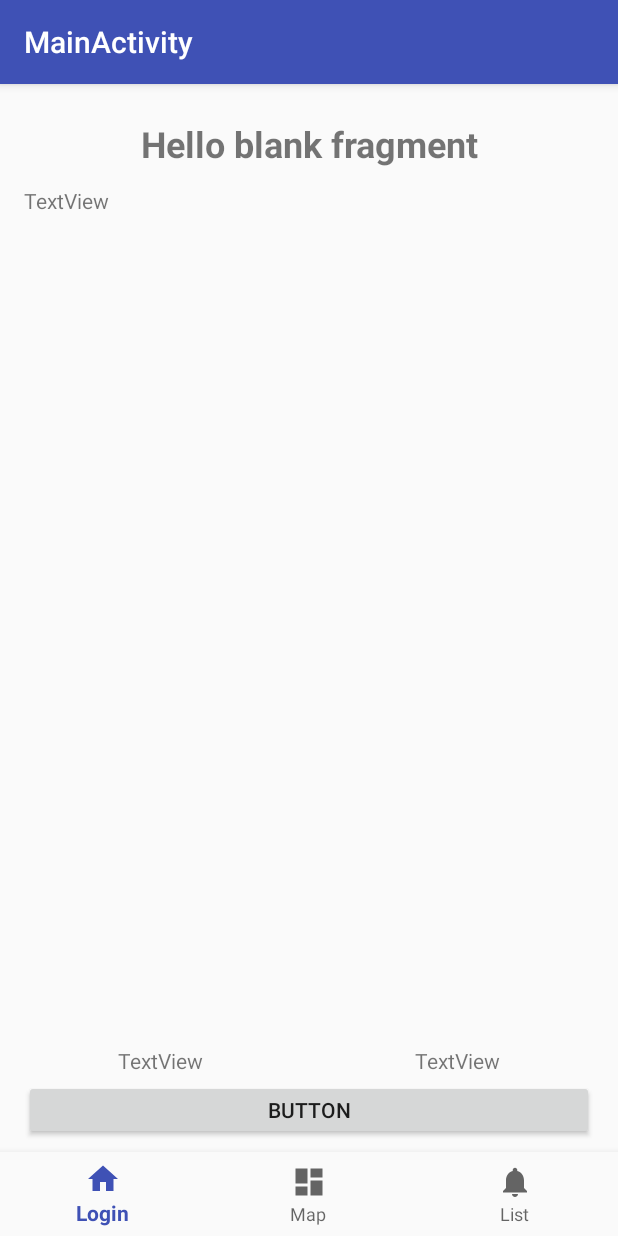
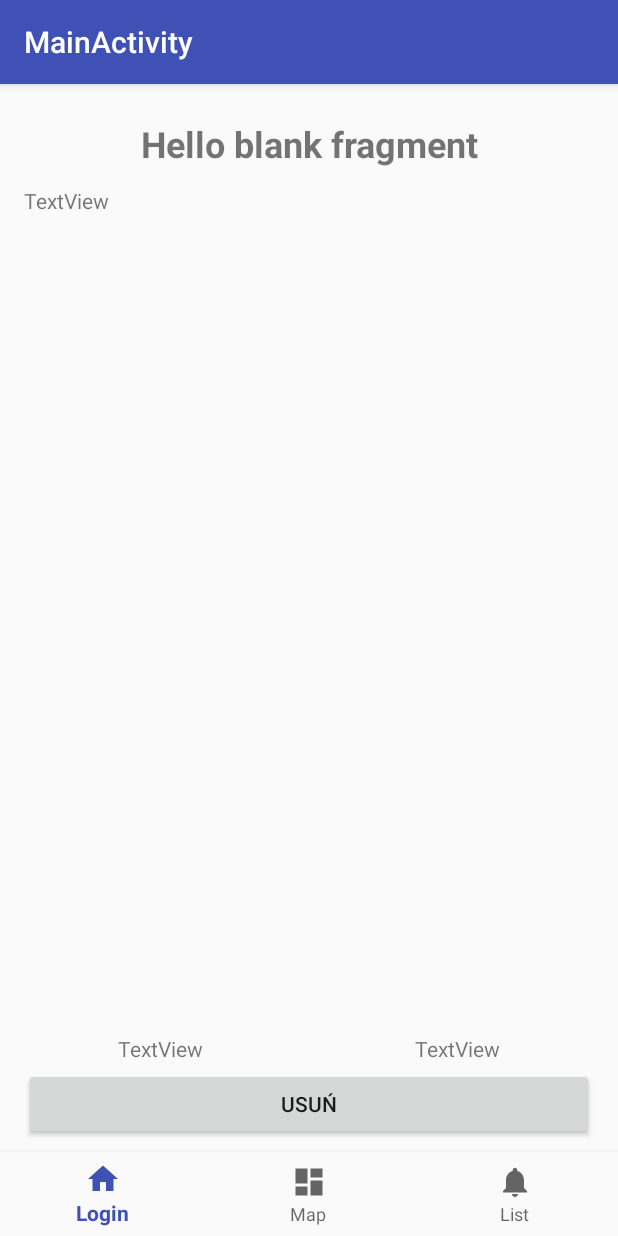
Before and after one commit to kubalobo/FacebookEvents, an Android app: the fragment FragmentEventInfo placed in its activity, on a phone screen of 412 x 824 dp. Run offline under Robolectric (Android 15) with nearby library versions, the phone set to English and light mode, and no system bars; libraries missing offline, so code that uses them is left out: com.facebook, com.facebook.login; 11 statements that could not run were skipped.

Commit message:
DeletedEvents in sharedPreferences saving, portrait mode locked.

```diff
--- a/app/src/main/AndroidManifest.xml
+++ b/app/src/main/AndroidManifest.xml
@@ -16,6 +16,7 @@
         android:label="@string/app_name"
         android:roundIcon="@mipmap/ic_launcher_round"
         android:supportsRtl="true"
+        android:screenOrientation = "portrait"
         android:theme="@style/AppTheme">
 
         <!--
--- a/app/src/main/java/com/asiaikuba/facebookevents/FacebookEventsGetter.java
+++ b/app/src/main/java/com/asiaikuba/facebookevents/FacebookEventsGetter.java
@@ -38,7 +38,7 @@ public class FacebookEventsGetter {
                         JSONObject object = response.getJSONObject();
                         try {
                             String data = object.getString("data");
-                            activity.events = JsonParser.parse(data);
+                            activity.events = JsonParser.parse(data, activity.deletedEvents);
                         } catch (JSONException e) {
                             e.printStackTrace();
                         }
--- a/app/src/main/java/com/asiaikuba/facebookevents/FragmentEventInfo.java
+++ b/app/src/main/java/com/asiaikuba/facebookevents/FragmentEventInfo.java
@@ -3,9 +3,11 @@ package com.asiaikuba.facebookevents;
 
 import android.os.Bundle;
 import android.support.v4.app.Fragment;
+import android.support.v4.app.FragmentTransaction;
 import android.view.LayoutInflater;
 import android.view.View;
 import android.view.ViewGroup;
+import android.widget.Button;
 import android.widget.TextView;
 
 
@@ -35,9 +37,26 @@ public class FragmentEventInfo extends Fragment {
         TextView description = view.findViewById(R.id.event_info_description);
         TextView startTime = view.findViewById(R.id.event_info_start_time);
         TextView endTime = view.findViewById(R.id.event_info_end_time);
+        Button deleteButton = view.findViewById(R.id.deleteButton);
+        final MainActivity activity = ((MainActivity) getActivity());
+
+        final Event event = activity.events.get(eventIdOnList);
+
+        deleteButton.setOnClickListener(new View.OnClickListener() {
+            @Override
+            public void onClick(View view) {
+                activity.deletedEvents.add(event.id);
+                activity.events.remove(eventIdOnList);
 
 
-        Event event = ((MainActivity) getActivity()).events.get(eventIdOnList);
+                FragmentTransaction transaction = getActivity().getSupportFragmentManager().beginTransaction();
+                transaction.replace(R.id.fragmentContainer, new FragmentLogin());
+                transaction.addToBackStack(null);
+                transaction.commit();
+            }
+        });
+
+
         name.setText(event.name);
         description.setText(event.description);
         startTime.setText(event.start_time);
--- a/app/src/main/java/com/asiaikuba/facebookevents/MainActivity.java
+++ b/app/src/main/java/com/asiaikuba/facebookevents/MainActivity.java
@@ -1,6 +1,10 @@
 package com.asiaikuba.facebookevents;
 
+import android.app.Activity;
+import android.content.Context;
 import android.content.Intent;
+import android.content.SharedPreferences;
+import android.content.pm.ActivityInfo;
 import android.content.pm.PackageInfo;
 import android.content.pm.PackageManager;
 import android.content.pm.Signature;
@@ -18,17 +22,23 @@ import android.widget.Toast;
 
 import java.security.MessageDigest;
 import java.security.NoSuchAlgorithmException;
+import java.util.Arrays;
+import java.util.HashSet;
 import java.util.List;
+import java.util.Set;
 
 import static com.facebook.FacebookSdk.getApplicationContext;
 
 public class MainActivity extends AppCompatActivity implements FragmentLogin.OnLoginFragmentInteractionListener {
 
+    public static final String DELETED_EVENTS = "deleted_events";
     List<Event> events;
+    Set<String> deletedEvents = new HashSet<String>();
 
     public List<Event> getEvents() {
         return events;
     }
+
 
     private BottomNavigationView.OnNavigationItemSelectedListener mOnNavigationItemSelectedListener
             = new BottomNavigationView.OnNavigationItemSelectedListener() {
@@ -75,6 +85,8 @@ public class MainActivity extends AppCompatActivity implements FragmentLogin.OnL
         super.onCreate(savedInstanceState);
         setContentView(R.layout.activity_main);
 
+        this.setRequestedOrientation(ActivityInfo.SCREEN_ORIENTATION_LOCKED);
+
         FragmentTransaction transaction = getSupportFragmentManager().beginTransaction();
         transaction.replace(R.id.fragmentContainer, new FragmentLogin());
         transaction.commit();
@@ -82,6 +94,16 @@ public class MainActivity extends AppCompatActivity implements FragmentLogin.OnL
 //        mTextMessage = findViewById(R.id.message);
         BottomNavigationView navigation = findViewById(R.id.navigation);
         navigation.setOnNavigationItemSelectedListener(mOnNavigationItemSelectedListener);
+
+
+        SharedPreferences sharedPref = getPreferences(Context.MODE_PRIVATE);
+        String deletedEventsString = sharedPref.getString(DELETED_EVENTS, "aaa");
+
+        Log.wtf("CCC", deletedEventsString);
+
+        String[] ids = deletedEventsString.split("\\s+");
+
+        deletedEvents.addAll(Arrays.asList(ids));
 
         printKeyHash();
     }
@@ -116,4 +138,23 @@ public class MainActivity extends AppCompatActivity implements FragmentLogin.OnL
     public void onLoginFragmentInteraction() {
 
     }
+
+    @Override
+    protected void onDestroy() {
+        super.onDestroy();
+
+        String deletedEventsString = "";
+
+        for (String eventId : deletedEvents) {
+            deletedEventsString += eventId + " ";
+        }
+
+        Log.wtf("BBB", deletedEventsString);
+
+        SharedPreferences sharedPref = getPreferences(Context.MODE_PRIVATE);
+        SharedPreferences.Editor editor = sharedPref.edit();
+        editor.putString(DELETED_EVENTS, deletedEventsString);
+        editor.commit();
+
+    }
 }
--- a/app/src/main/res/layout/fragment_event_info.xml
+++ b/app/src/main/res/layout/fragment_event_info.xml
@@ -32,7 +32,7 @@
         android:layout_marginStart="8dp"
         android:text="TextView"
         android:textAlignment="center"
-        app:layout_constraintBottom_toTopOf="@+id/button3"
+        app:layout_constraintBottom_toTopOf="@+id/deleteButton"
         app:layout_constraintEnd_toStartOf="@+id/guideline"
         app:layout_constraintHorizontal_bias="1.0"
         app:layout_constraintStart_toStartOf="parent" />
@@ -75,12 +75,12 @@
     </ScrollView>
 
     <Button
-        android:id="@+id/button3"
+        android:id="@+id/deleteButton"
         android:layout_width="0dp"
-        android:layout_height="40dp"
+        android:layout_height="wrap_content"
         android:layout_marginEnd="8dp"
         android:layout_marginStart="8dp"
-        android:text="Button"
+        android:text="Usuń"
         app:layout_constraintBottom_toBottomOf="parent"
         app:layout_constraintEnd_toEndOf="parent"
         app:layout_constraintHorizontal_bias="0.0"
@@ -95,7 +95,7 @@
         android:layout_marginStart="8dp"
         android:text="TextView"
         android:textAlignment="center"
-        app:layout_constraintBottom_toTopOf="@+id/button3"
+        app:layout_constraintBottom_toTopOf="@+id/deleteButton"
         app:layout_constraintEnd_toEndOf="parent"
         app:layout_constraintHorizontal_bias="0.0"
         app:layout_constraintStart_toStartOf="@+id/guideline" />
```
Also changed, not shown: app/src/main/java/com/asiaikuba/facebookevents/JsonParser.java (+18 -1 lines).
